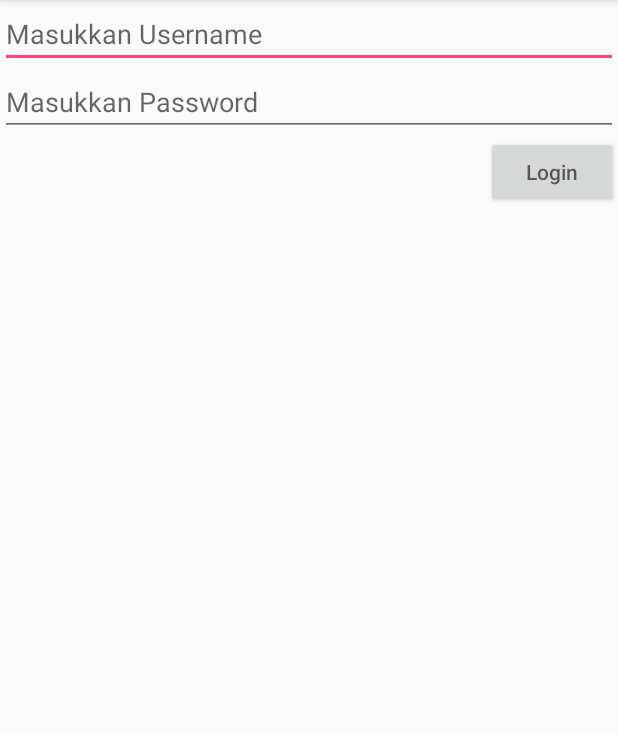
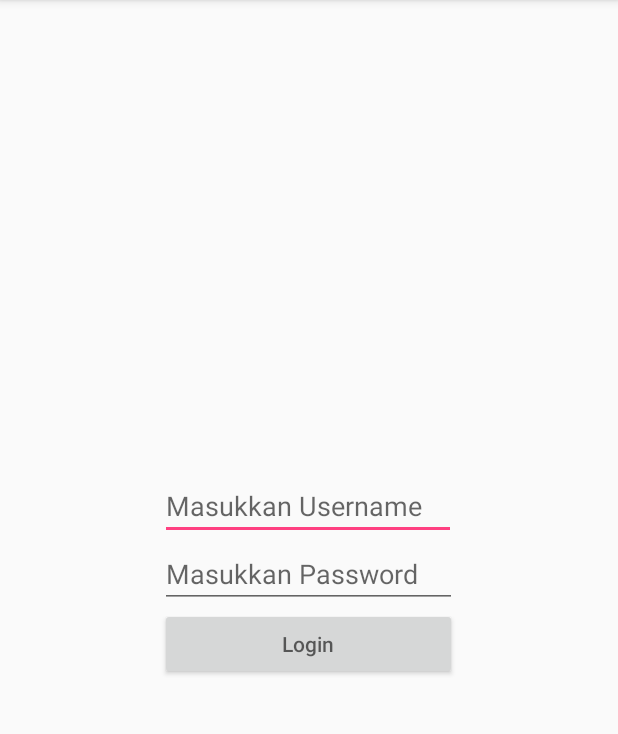
Before and after one commit to gustumaulanaf/belajar-android-git, an Android app: the screen it shows after launch (LoginActivity), on a phone screen of 412 x 824 dp, the part 84-818 px from its top. Run offline under Robolectric (Android 15) with nearby library versions, the phone set to English and light mode, and no system bars.

```diff
--- a/app/src/main/res/layout/activity_login.xml
+++ b/app/src/main/res/layout/activity_login.xml
@@ -1,14 +1,19 @@
 <?xml version="1.0" encoding="utf-8"?>
-<LinearLayout xmlns:android="http://schemas.android.com/apk/res/android"
+<RelativeLayout xmlns:android="http://schemas.android.com/apk/res/android"
     xmlns:app="http://schemas.android.com/apk/res-auto"
     xmlns:tools="http://schemas.android.com/tools"
     android:layout_width="match_parent"
     android:layout_height="match_parent"
-    android:orientation="vertical"
     tools:context="com.example.amikom.simpleapplication.LoginActivity">
+    <LinearLayout
+        android:layout_width="wrap_content"
+        android:layout_height="wrap_content"
+        android:orientation="vertical"
+        android:layout_centerHorizontal="true"
+        android:layout_centerVertical="true">
     <EditText
         android:id="@+id/text1"
-        android:layout_width="match_parent"
+        android:layout_width="197dp"
         android:layout_height="wrap_content"
         android:hint="Masukkan Username"
         android:inputType="textEmailAddress"/>
@@ -21,10 +26,11 @@
 
     <Button
         android:id="@+id/button"
-        android:layout_width="wrap_content"
+        android:layout_width="198dp"
         android:layout_height="wrap_content"
         android:layout_gravity="right"
         android:hint="Login"
         android:onClick="masuk"/>
+    </LinearLayout>
 
-</LinearLayout>
+</RelativeLayout>
--- a/build.gradle
+++ b/build.gradle
@@ -3,6 +3,9 @@
 buildscript {
     repositories {
         jcenter()
+        maven {
+            url "https://maven.google.com"
+        }
     }
     dependencies {
         classpath 'com.android.tools.build:gradle:2.3.3'
@@ -15,6 +18,9 @@ buildscript {
 allprojects {
     repositories {
         jcenter()
+        maven {
+            url "https://maven.google.com"
+        }
     }
 }
 
```
Also changed, not shown: app/build.gradle (+11 -2 lines).
